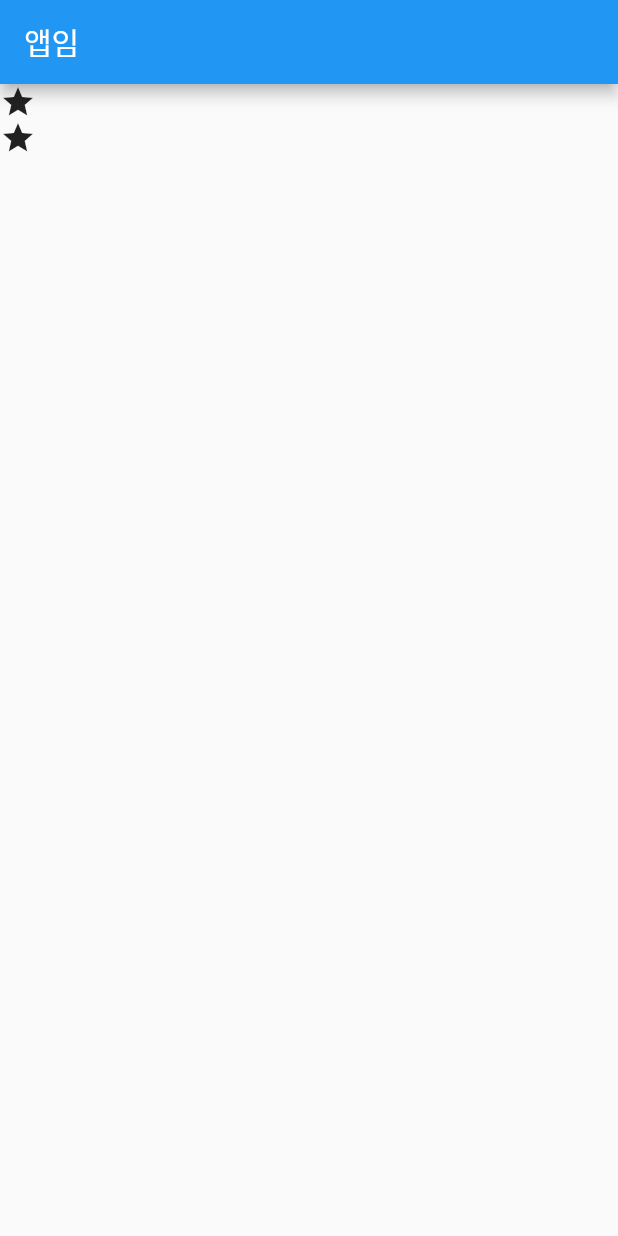
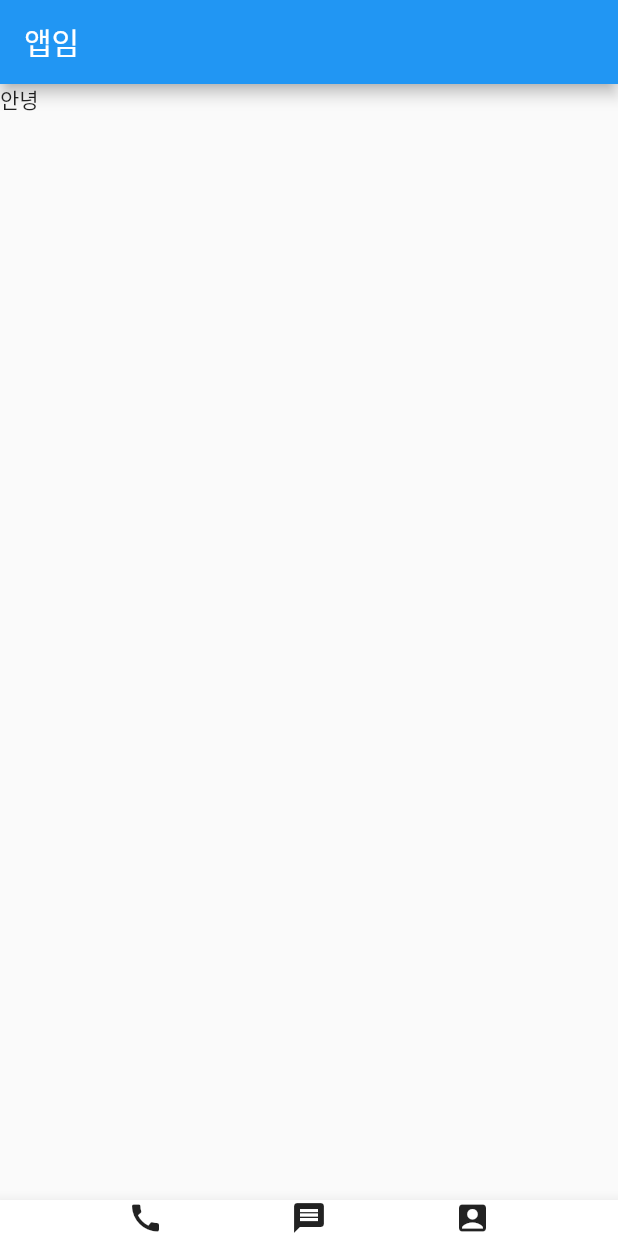
Before and after one commit to changDDAO/contact, a Flutter app: the screen it shows after launch, on a phone screen of 412 x 824 dp. Run offline on Flutter 3.47's test engine with Material 2 defaults, Android fonts, the phone set to English and light mode, and no system bars.

Commit message:
simple home design with flutter

```diff
--- a/lib/main.dart
+++ b/lib/main.dart
@@ -10,17 +10,18 @@ class MyApp extends StatelessWidget {
   @override
   Widget build(BuildContext context) {
     return MaterialApp(
-      home: Scaffold(
-          appBar: AppBar( title : Text('앱임')),
-        body: Column(
-          children: [
-            Icon(Icons.star),
-            Icon(Icons.star),
-          ],
-        )
-
-
-      )
-    );
+        home: Scaffold(
+            appBar: AppBar(title: Text('앱임')),
+            body: Text('안녕'),
+            bottomNavigationBar: BottomAppBar(
+              child: Row(
+                mainAxisAlignment: MainAxisAlignment.spaceEvenly,
+                children: [
+                  Icon(Icons.call),
+                  Icon(Icons.message),
+                  Icon(Icons.account_box),
+                ],
+              )
+            )));
   }
 }
```
